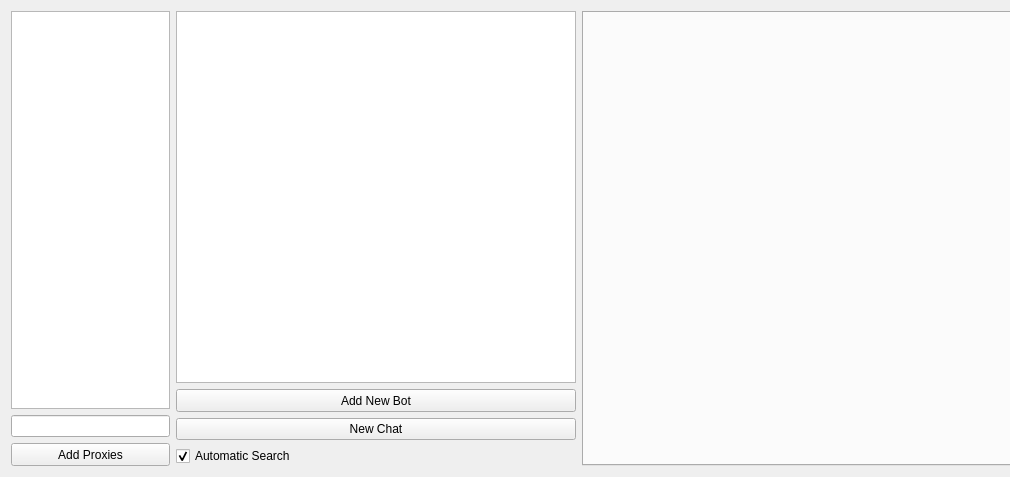
The window that QT_Test/qt_test.ui (grasmanek94/PACB-PROJECT-ChatBot-QT-V3) describes before a commit, drawn with Qt 5.
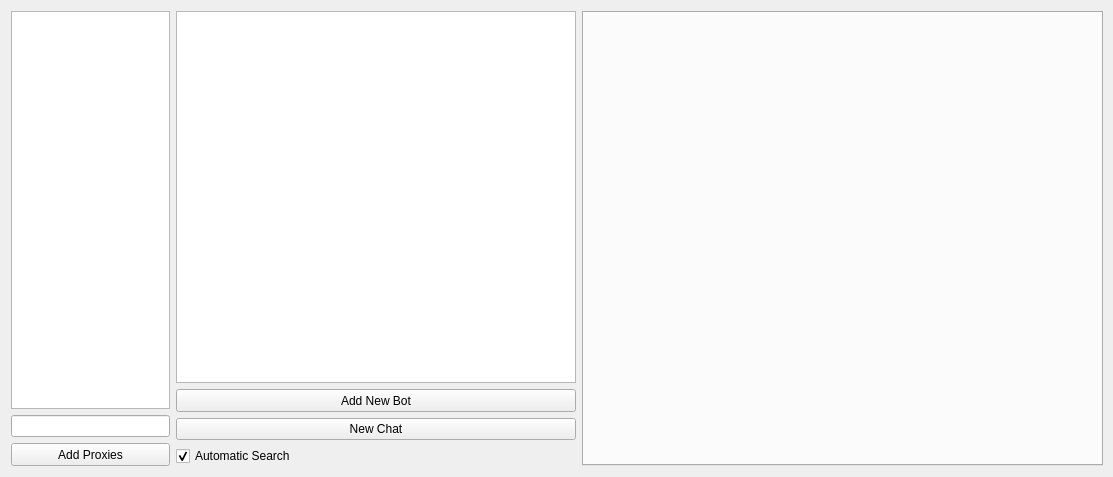
The same window after the commit. Icons and pictures are not drawn.

```diff
--- a/QT_Test/qt_test.ui
+++ b/QT_Test/qt_test.ui
@@ -6,14 +6,14 @@
    <rect>
     <x>0</x>
     <y>0</y>
-    <width>1010</width>
+    <width>1113</width>
     <height>477</height>
    </rect>
   </property>
   <property name="minimumSize">
    <size>
-    <width>1010</width>
-    <height>300</height>
+    <width>1113</width>
+    <height>477</height>
    </size>
   </property>
   <property name="windowTitle">
```
Left out of the diff: 5 changed lines with no effect on the pictures.
